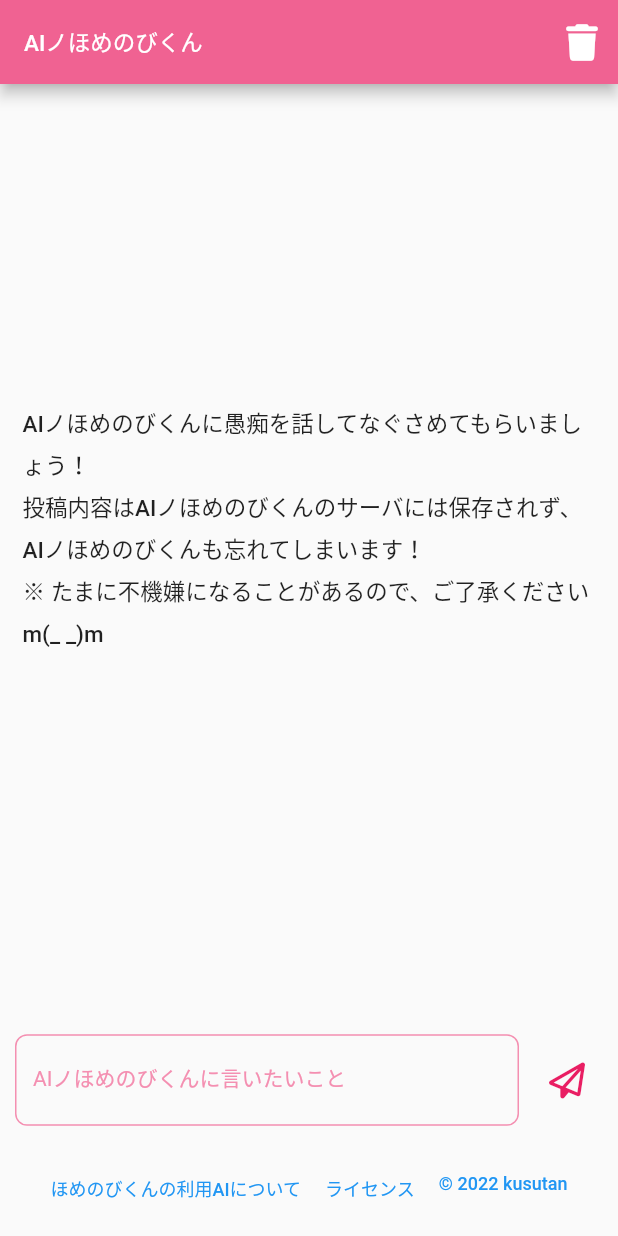
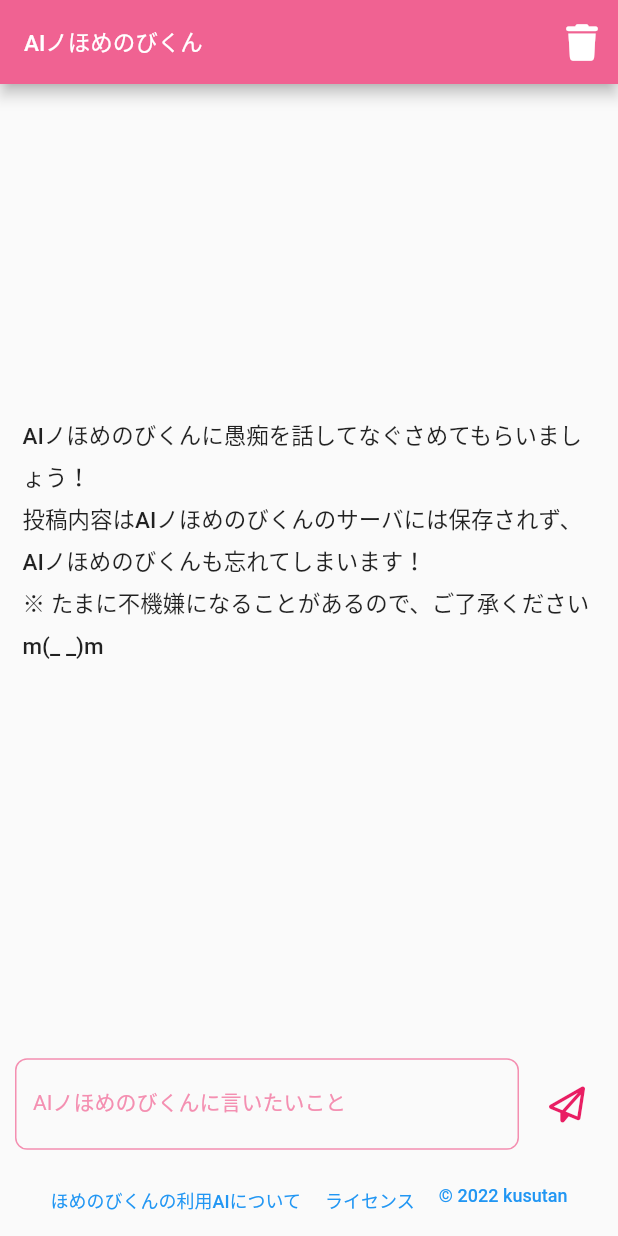
Before and after one commit to qst-exe/aino-homenobi, a Flutter app: the screen it shows after launch, on a phone screen of 412 x 824 dp. Run offline on Flutter 3.47's test engine with Material 2 defaults, Android fonts, the light colour scheme and no system bars; our stand-ins replace animated_text_kit, cloud_functions, firebase_core, font_awesome_flutter, freezed_annotation, google_fonts and 1 more; accounts and stored records are empty; statements that could not run were skipped.

Commit message:
:lipstick: 不要なpadding削除

```diff
--- a/lib/components/ai_footer.dart
+++ b/lib/components/ai_footer.dart
@@ -13,9 +13,7 @@ class AiFooter extends StatelessWidget {
   Widget build(BuildContext context) {
     final licenseProvider = Provider.of<LicenseProvider>(context, listen: true);
 
-    return Padding(
-      padding: EdgeInsets.symmetric(vertical: 8, horizontal: 10),
-      child: Wrap(
+    return Wrap(
       direction: Axis.horizontal,
       alignment: WrapAlignment.center,
       children: [
@@ -38,7 +36,6 @@ class AiFooter extends StatelessWidget {
           },
         ),
       ],
-      ),
     );
   }
 
```
Lines whose indentation alone changed are shown as unchanged.
